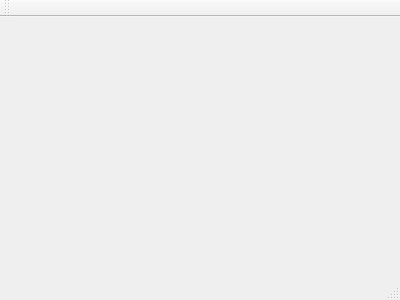
First picture: the form in CatPlayer/Mainwindow.ui, repository Wolf-Cat/CatPlayer, before the edit.
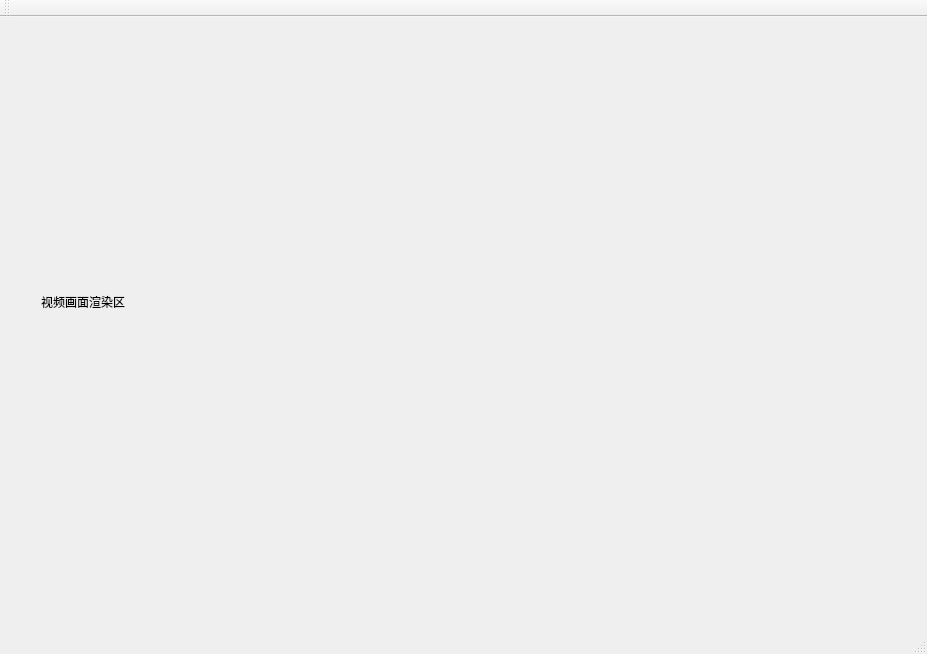
Second picture: the form after the edit. Custom widgets are drawn as their Qt base class.

Commit message: 主界面增加提升标题栏窗口

```diff
--- a/CatPlayer/Mainwindow.ui
+++ b/CatPlayer/Mainwindow.ui
@@ -1,24 +1,74 @@
 <ui version="4.0">
  <class>MainWindow</class>
- <widget class="QMainWindow" name="MainWindow" >
-  <property name="geometry" >
+ <widget class="QMainWindow" name="MainWindow">
+  <property name="geometry">
    <rect>
     <x>0</x>
     <y>0</y>
-    <width>400</width>
-    <height>300</height>
+    <width>927</width>
+    <height>654</height>
    </rect>
   </property>
   <property name="windowTitle" >
    <string>MainWindow</string>
   </property>
-  <widget class="QMenuBar" name="menuBar" />
-  <widget class="QToolBar" name="mainToolBar" />
-  <widget class="QWidget" name="centralWidget" />
-  <widget class="QStatusBar" name="statusBar" />
+  <widget class="QWidget" name="centralWidget">
+   <widget class="TitleBar" name="widget" native="true">
+    <property name="geometry">
+     <rect>
+      <x>10</x>
+      <y>10</y>
+      <width>881</width>
+      <height>91</height>
+     </rect>
+    </property>
+   </widget>
+   <widget class="QLabel" name="label">
+    <property name="geometry">
+     <rect>
+      <x>41</x>
+      <y>124</y>
+      <width>651</width>
+      <height>321</height>
+     </rect>
+    </property>
+    <property name="styleSheet">
+     <string notr="true">rgb (0, 85, 255)</string>
+    </property>
+    <property name="text">
+     <string>视频画面渲染区</string>
+    </property>
+   </widget>
+  </widget>
+  <widget class="QMenuBar" name="menuBar">
+   <property name="geometry">
+    <rect>
+     <x>0</x>
+     <y>0</y>
+     <width>927</width>
+     <height>26</height>
+    </rect>
+   </property>
+  </widget>
+  <widget class="QToolBar" name="mainToolBar">
+   <attribute name="toolBarArea">
+    <enum>TopToolBarArea</enum>
+   </attribute>
+   <attribute name="toolBarBreak">
+    <bool>false</bool>
+   </attribute>
+  </widget>
+  <widget class="QStatusBar" name="statusBar"/>
  </widget>
- <layoutDefault spacing="6" margin="11" />
- <pixmapfunction></pixmapfunction>
+ <layoutdefault spacing="6" margin="11"/>
+ <customwidgets>
+  <customwidget>
+   <class>TitleBar</class>
+   <extends>QWidget</extends>
+   <header location="global">TitleBar.h</header>
+   <container>1</container>
+  </customwidget>
+ </customwidgets>
  <resources/>
  <connections/>
 </ui>
```
Left out of the diff: 3 changed lines with no effect on the pictures. The commit also changes 4 other files.
